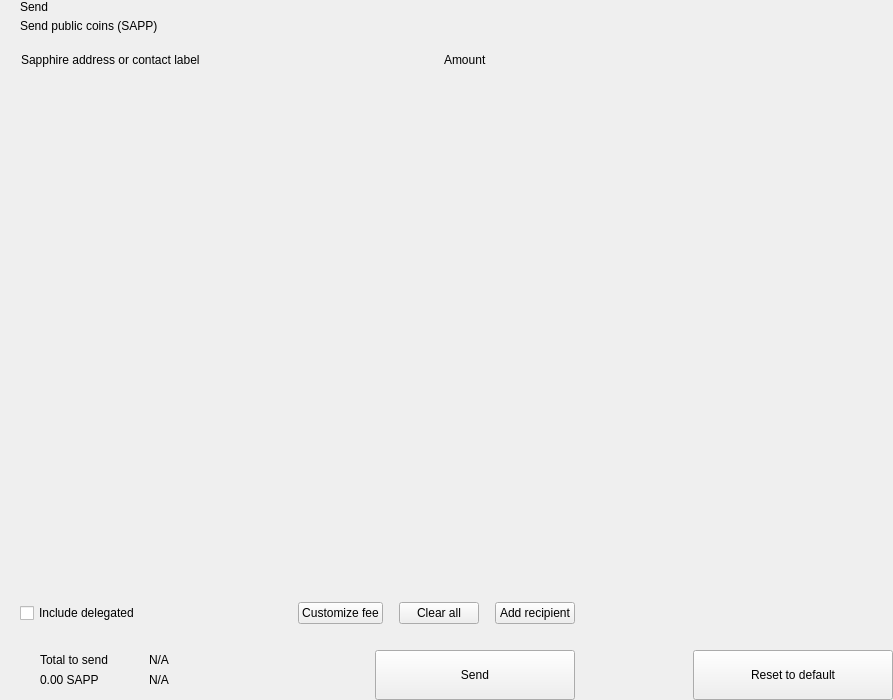
decenomy/SAPP, file src/qt/pivx/forms/send.ui: the form before one commit.
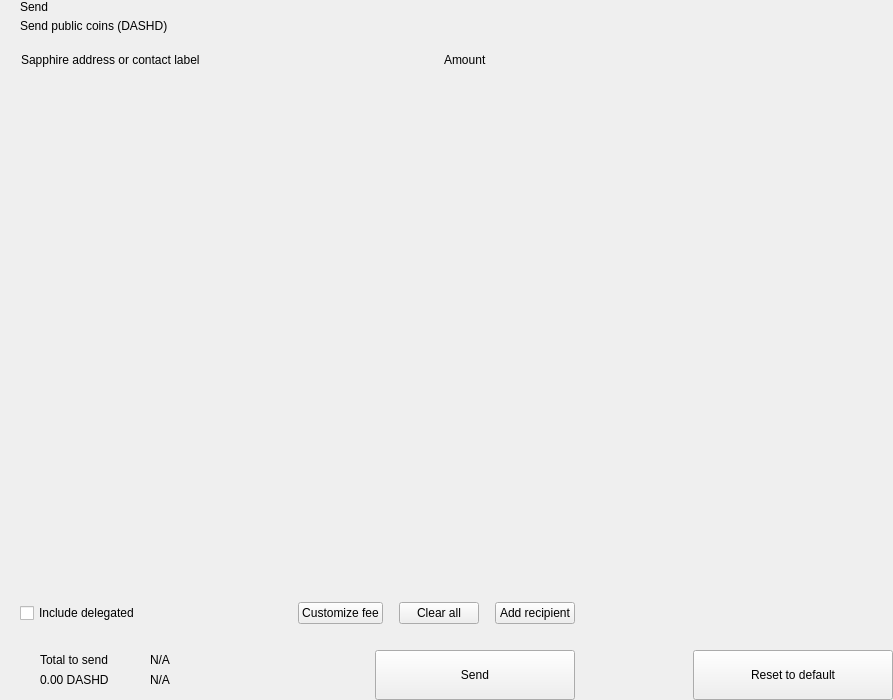
The form after the commit. Custom widgets are drawn as their Qt base class.

Commit message: Replace coin unit SAPP by DASHD in the GUI

```diff
--- a/src/qt/pivx/forms/send.ui
+++ b/src/qt/pivx/forms/send.ui
@@ -81,7 +81,7 @@
             <item>
              <widget class="QLabel" name="labelSubtitle1">
               <property name="text">
-               <string>Send public coins (SAPP)</string>
+               <string>Send public coins (DASHD)</string>
               </property>
              </widget>
             </item>
@@ -464,7 +464,7 @@
                      <item>
                       <widget class="QLabel" name="labelAmountSend">
                        <property name="text">
-                        <string notr="true">0.00 SAPP</string>
+                        <string notr="true">0.00 DASHD</string>
                        </property>
                       </widget>
                      </item>
```
The commit also changes 14 other files.
